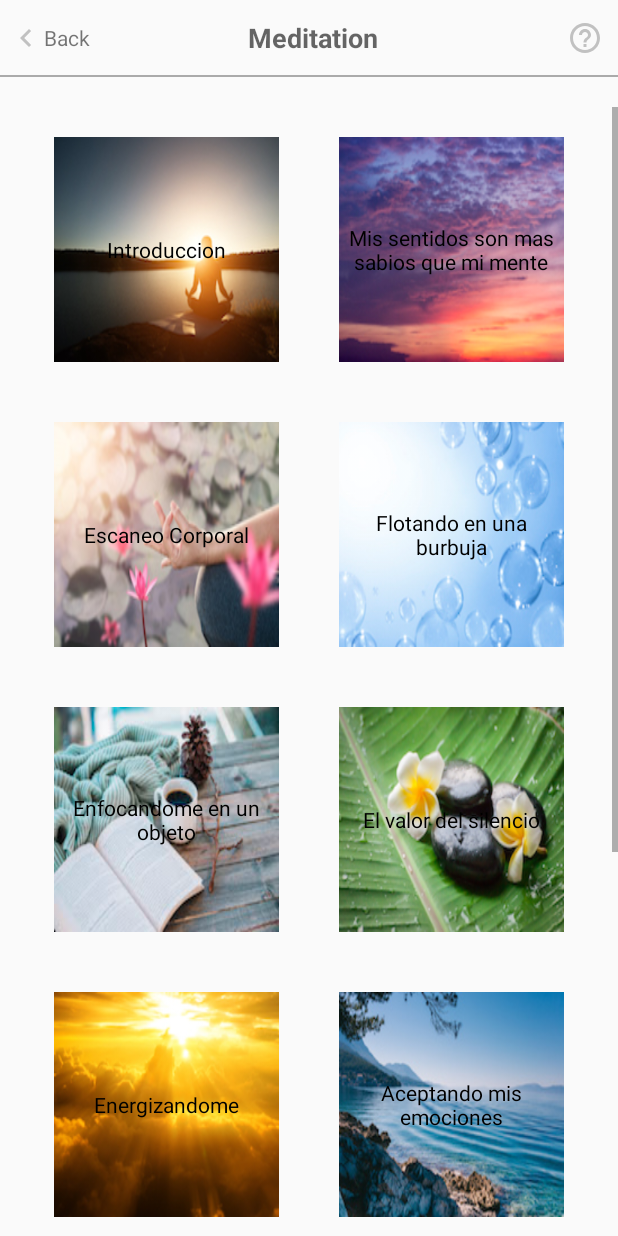
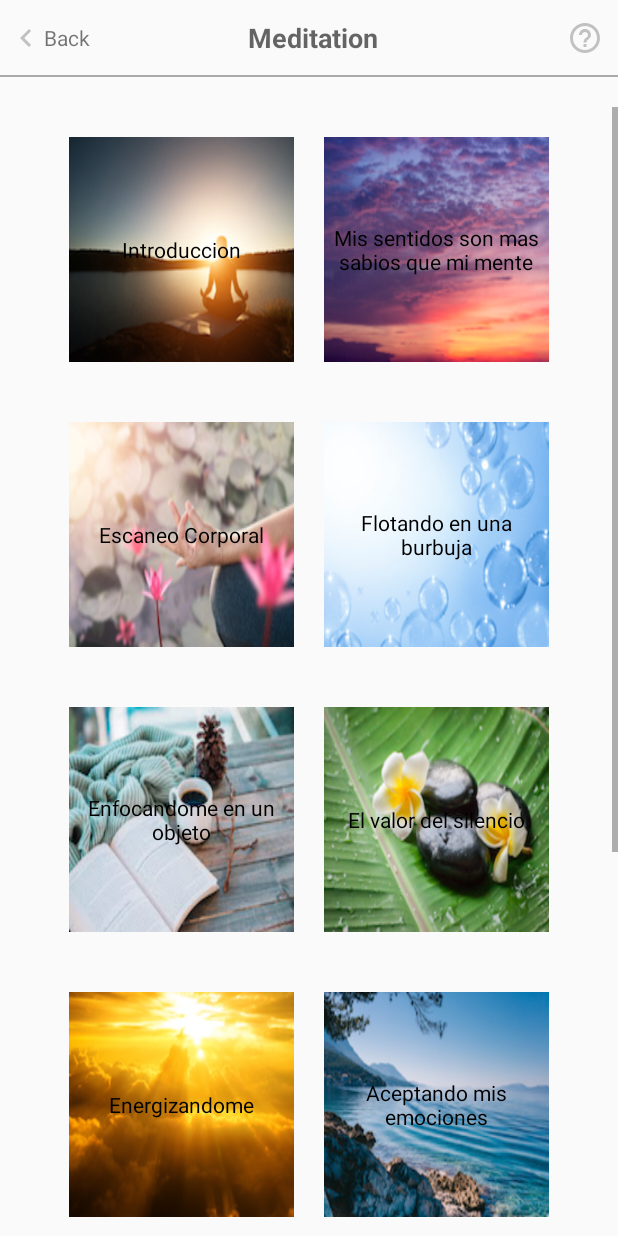
Before and after one commit to prasadkrn83/Serenidad, an Android app: the MeditationSelectionActivity screen opened directly, with no data from a screen before it, on a phone screen of 412 x 824 dp. Run offline under Robolectric (Android 15) with nearby library versions, the phone set to English and light mode, and no system bars.

```diff
--- a/Serenidad/app/src/main/res/layout/activity_meditation_selection.xml
+++ b/Serenidad/app/src/main/res/layout/activity_meditation_selection.xml
@@ -104,6 +104,8 @@
             android:id="@+id/firstImageView"
             android:layout_width="150dp"
             android:layout_height="150dp"
+            android:maxWidth="150dp"
+            android:maxHeight="150dp"
             android:scaleType="fitXY"
             android:adjustViewBounds="true"
             android:onClick="selectButton"
@@ -122,7 +124,7 @@
         android:textColor="#000000" />
     </RelativeLayout>
         <View
-            android:layout_width="40dp"
+            android:layout_width="20dp"
             android:layout_height="1dp" />
 
         <RelativeLayout
@@ -133,6 +135,8 @@
                 android:id="@+id/secondImageView"
                 android:layout_width="150dp"
                 android:layout_height="150dp"
+                android:maxWidth="150dp"
+                android:maxHeight="150dp"
                 android:onClick="selectButton"
                 android:scaleType="fitXY"
                 android:adjustViewBounds="true"
@@ -185,7 +189,7 @@
                 android:textColor="#000000" />
         </RelativeLayout>
         <View
-            android:layout_width="40dp"
+            android:layout_width="20dp"
             android:layout_height="1dp"/>
         <RelativeLayout
             android:layout_width="wrap_content"
@@ -247,7 +251,7 @@
                 android:textColor="#000000" />
         </RelativeLayout>
         <View
-            android:layout_width="40dp"
+            android:layout_width="20dp"
             android:layout_height="1dp"/>
         <RelativeLayout
             android:layout_width="wrap_content"
@@ -309,7 +313,7 @@
                     android:textColor="#000000" />
             </RelativeLayout>
             <View
-                android:layout_width="40dp"
+                android:layout_width="20dp"
                 android:layout_height="1dp"/>
             <RelativeLayout
                 android:layout_width="wrap_content"
@@ -370,7 +374,7 @@
                     android:textColor="#000000" />
             </RelativeLayout>
             <View
-                android:layout_width="40dp"
+                android:layout_width="20dp"
                 android:layout_height="1dp"/>
             <RelativeLayout
                 android:layout_width="wrap_content"
@@ -431,7 +435,7 @@
                     android:textColor="#000000" />
             </RelativeLayout>
             <View
-                android:layout_width="40dp"
+                android:layout_width="20dp"
                 android:layout_height="1dp"/>
             <RelativeLayout
                 android:visibility="invisible"
```
